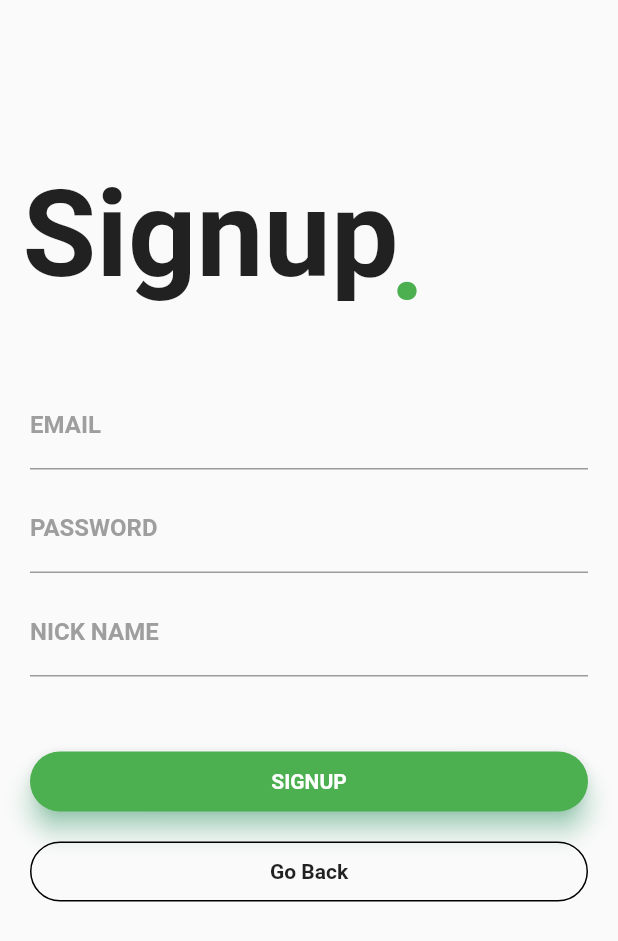
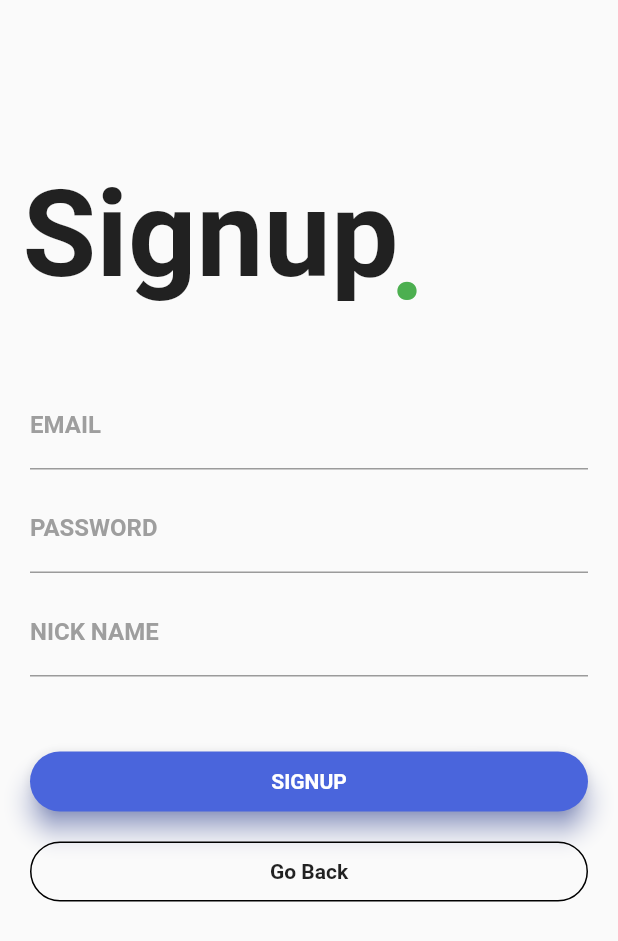
Before and after one commit to Ibrahimahmed123456/ketaby, a Flutter app: the screen it shows after launch, after a tap on "Sign up", on a phone screen of 412 x 824 dp. Shown: the top 941 px of the screen. Run offline on Flutter 3.47's test engine with Material 2 defaults, Android fonts, the phone set to English and light mode, and no system bars; our stand-ins replace splashscreen; Roboto replaces fonts that are missing (Montserrat).

Commit message:
new update

```diff
--- a/lib/main.dart
+++ b/lib/main.dart
@@ -88,7 +88,7 @@ class _MyHomePageState extends State<AfterSplash> {
                           focusedBorder: UnderlineInputBorder(
                               borderSide: BorderSide(color: Color(0xff4a65dc)))),
                     ),
-                    SizedBox(height: 20.0),
+                    SizedBox(height: 5.0),
                     TextField(
                       decoration: InputDecoration(
                           labelText: 'PASSWORD',
--- a/lib/signup.dart
+++ b/lib/signup.dart
@@ -2,7 +2,7 @@ import 'package:flutter/material.dart';
 
 class SignupPage extends StatefulWidget {
 
-  static const String id = "Signup";
+  static const String id = "Sign Up";
 
   @override
   _SignupPageState createState() => _SignupPageState();
@@ -64,7 +64,7 @@ class _SignupPageState extends State<SignupPage> {
                             fontWeight: FontWeight.bold,
                             color: Colors.grey),
                         focusedBorder: UnderlineInputBorder(
-                            borderSide: BorderSide(color: Colors.green))),
+                            borderSide: BorderSide(color: Color(0xff4a65dc)))),
                     obscureText: true,
                   ),
                   SizedBox(height: 10.0),
@@ -83,8 +83,8 @@ class _SignupPageState extends State<SignupPage> {
                       height: 40.0,
                       child: Material(
                         borderRadius: BorderRadius.circular(20.0),
-                        shadowColor: Colors.greenAccent,
-                        color: Colors.green,
+                        shadowColor:Color(0xff4a65dc),
+                        color: Color(0xff4a65dc),
                         elevation: 7.0,
                         child: GestureDetector(
                           onTap: () {},
--- a/pubspec.yaml
+++ b/pubspec.yaml
@@ -24,7 +24,7 @@ dependencies:
   # The following adds the Cupertino Icons font to your application.
   # Use with the CupertinoIcons class for iOS style icons.
   cupertino_icons: ^0.1.2
-  firebase_auth: ^0.15.5+2
+  firebase_auth: ^0.15.5+3
   cloud_firestore: ^0.13.4
 
 
```
